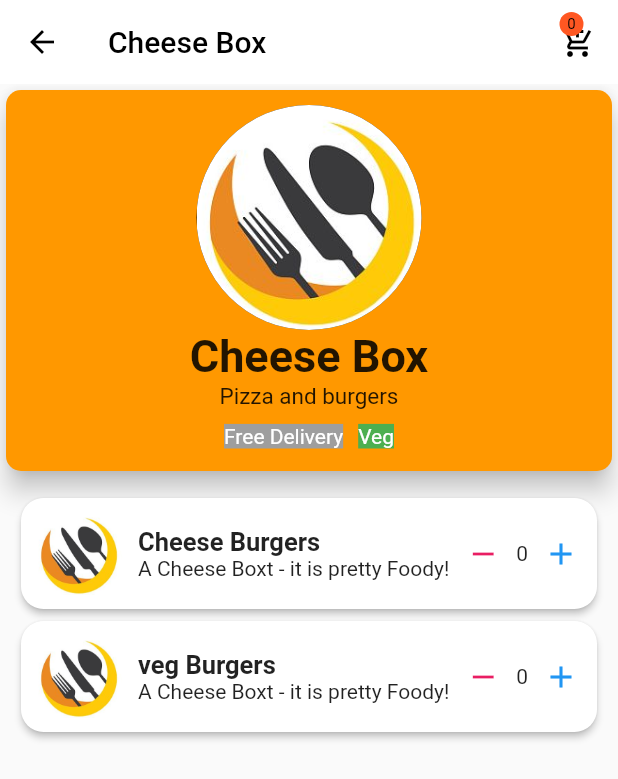
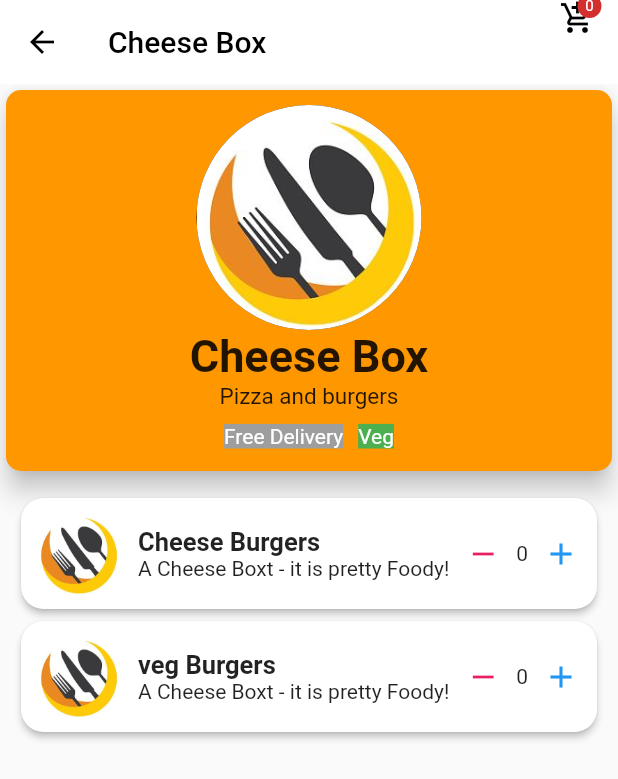
Before and after one commit to Ayush13Bhatia/Food_App, a Flutter app: the screen it shows after launch, after a tap on "Cheese Box", on a phone screen of 412 x 824 dp. Shown: the top 779 px of the screen. Run offline on Flutter 3.47's test engine with Material 2 defaults, Android fonts, the phone set to English and light mode, and no system bars; drawn by our look-alikes of cached_network_image; network calls fail.

Commit message:
some changes

```diff
--- a/lib/screens/meal_list_screen.dart
+++ b/lib/screens/meal_list_screen.dart
@@ -10,7 +10,8 @@ import '../providers/products_provider.dart';
 import '../utils/routes.dart';
 import '../components/meal_list_card.dart';
 import '../providers/cart.dart';
-import '../components/badge.dart';
+
+import '../components/badge.dart' as cb;
 
 class MealListScreen extends StatefulWidget {
   const MealListScreen({Key? key}) : super(key: key);
@@ -65,7 +66,7 @@ class _MealListScreenState extends State<MealListScreen> {
                     ),
                     // value: order.itemCount.toString(),
                     // value: '${cart.counter}',
-                    value: '${order.mealList.length}',
+                    label: Text('${order.mealList.length}'),
                     // order.itemCount.toString(),
                   ),
                 ),
```
Also changed, not shown: pubspec.lock.
